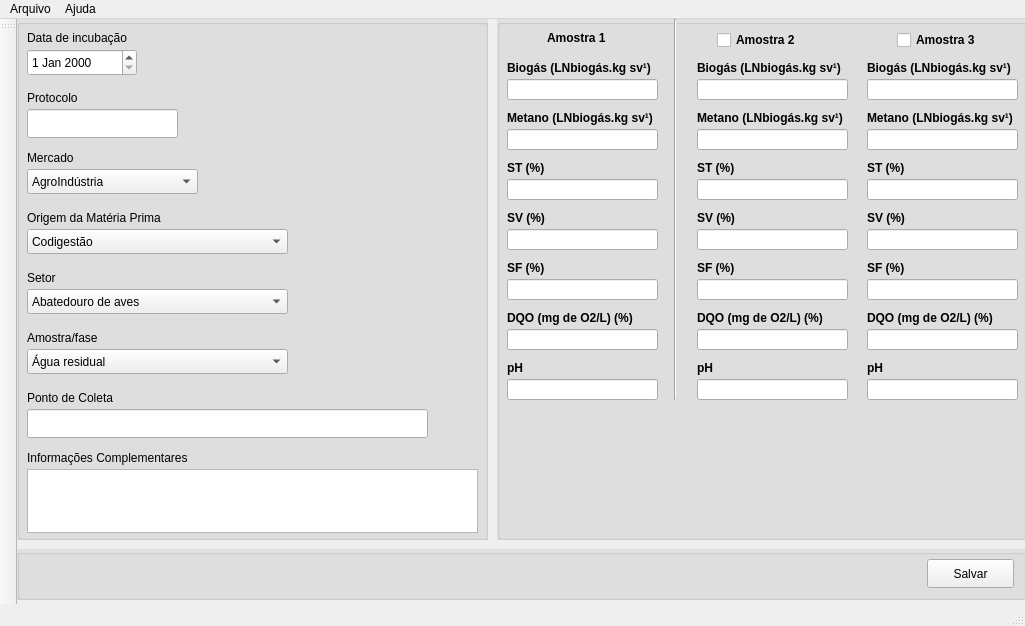
This is cibapp/mainwindow.ui in cibiogas/ciblabdesktop as Qt 5 draws it before an edit. The edited form follows.
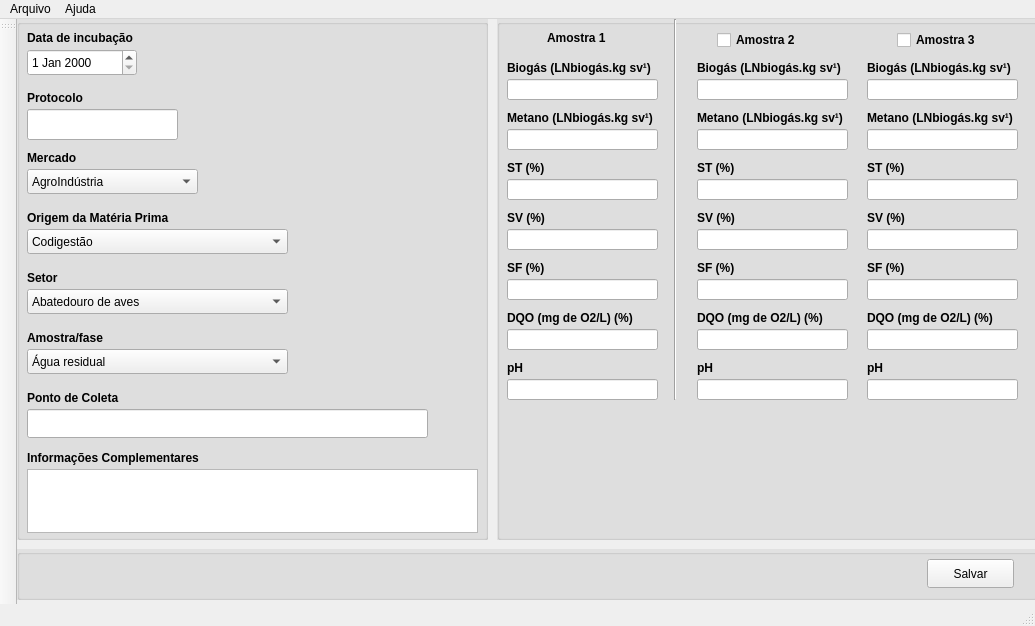
This is the edited form.

What changed in the file:
```diff
--- a/cibapp/mainwindow.ui
+++ b/cibapp/mainwindow.ui
@@ -9,7 +9,7 @@
    <rect>
     <x>0</x>
     <y>0</y>
-    <width>1025</width>
+    <width>1035</width>
     <height>626</height>
    </rect>
   </property>
@@ -45,10 +45,16 @@
       <rect>
        <x>10</x>
        <y>10</y>
-       <width>111</width>
+       <width>151</width>
        <height>17</height>
       </rect>
      </property>
+     <property name="font">
+      <font>
+       <weight>75</weight>
+       <bold>true</bold>
+      </font>
+     </property>
      <property name="text">
       <string>Data de incubação</string>
      </property>
@@ -72,6 +78,12 @@
        <height>17</height>
       </rect>
      </property>
+     <property name="font">
+      <font>
+       <weight>75</weight>
+       <bold>true</bold>
+      </font>
+     </property>
      <property name="text">
       <string>Protocolo</string>
      </property>
@@ -82,7 +94,7 @@
        <x>10</x>
        <y>90</y>
        <width>151</width>
-       <height>29</height>
+       <height>31</height>
       </rect>
      </property>
     </widget>
@@ -91,10 +103,16 @@
       <rect>
        <x>10</x>
        <y>130</y>
-       <width>61</width>
+       <width>111</width>
        <height>17</height>
       </rect>
      </property>
+     <property name="font">
+      <font>
+       <weight>75</weight>
+       <bold>true</bold>
+      </font>
+     </property>
      <property name="text">
       <string>Mercado</string>
      </property>
@@ -139,10 +157,16 @@
       <rect>
        <x>10</x>
        <y>190</y>
-       <width>151</width>
+       <width>191</width>
        <height>17</height>
       </rect>
      </property>
+     <property name="font">
+      <font>
+       <weight>75</weight>
+       <bold>true</bold>
+      </font>
+     </property>
      <property name="text">
       <string>Origem da Matéria Prima</string>
      </property>
@@ -156,6 +180,12 @@
        <height>17</height>
       </rect>
      </property>
+     <property name="font">
+      <font>
+       <weight>75</weight>
+       <bold>true</bold>
+      </font>
+     </property>
      <property name="text">
       <string>Setor</string>
      </property>
@@ -165,10 +195,16 @@
       <rect>
        <x>10</x>
        <y>310</y>
-       <width>81</width>
+       <width>111</width>
        <height>17</height>
       </rect>
      </property>
+     <property name="font">
+      <font>
+       <weight>75</weight>
+       <bold>true</bold>
+      </font>
+     </property>
      <property name="text">
       <string>Amostra/fase</string>
      </property>
@@ -178,10 +214,16 @@
       <rect>
        <x>10</x>
        <y>370</y>
-       <width>101</width>
+       <width>151</width>
        <height>17</height>
       </rect>
      </property>
+     <property name="font">
+      <font>
+       <weight>75</weight>
+       <bold>true</bold>
+      </font>
+     </property>
      <property name="text">
       <string>Ponto de Coleta</string>
      </property>
@@ -201,10 +243,16 @@
       <rect>
        <x>10</x>
        <y>430</y>
-       <width>191</width>
+       <width>221</width>
        <height>17</height>
       </rect>
      </property>
+     <property name="font">
+      <font>
+       <weight>75</weight>
+       <bold>true</bold>
+      </font>
+     </property>
      <property name="text">
       <string>Informações Complementares</string>
      </property>
@@ -388,7 +436,7 @@
      <rect>
       <x>0</x>
       <y>530</y>
-      <width>1011</width>
+      <width>1021</width>
       <height>51</height>
      </rect>
     </property>
@@ -414,7 +462,7 @@
      <rect>
       <x>480</x>
       <y>0</y>
-      <width>531</width>
+      <width>541</width>
       <height>521</height>
      </rect>
     </property>
@@ -1152,7 +1200,7 @@
     <rect>
      <x>0</x>
      <y>0</y>
-     <width>1025</width>
+     <width>1035</width>
      <height>23</height>
     </rect>
    </property>
```
